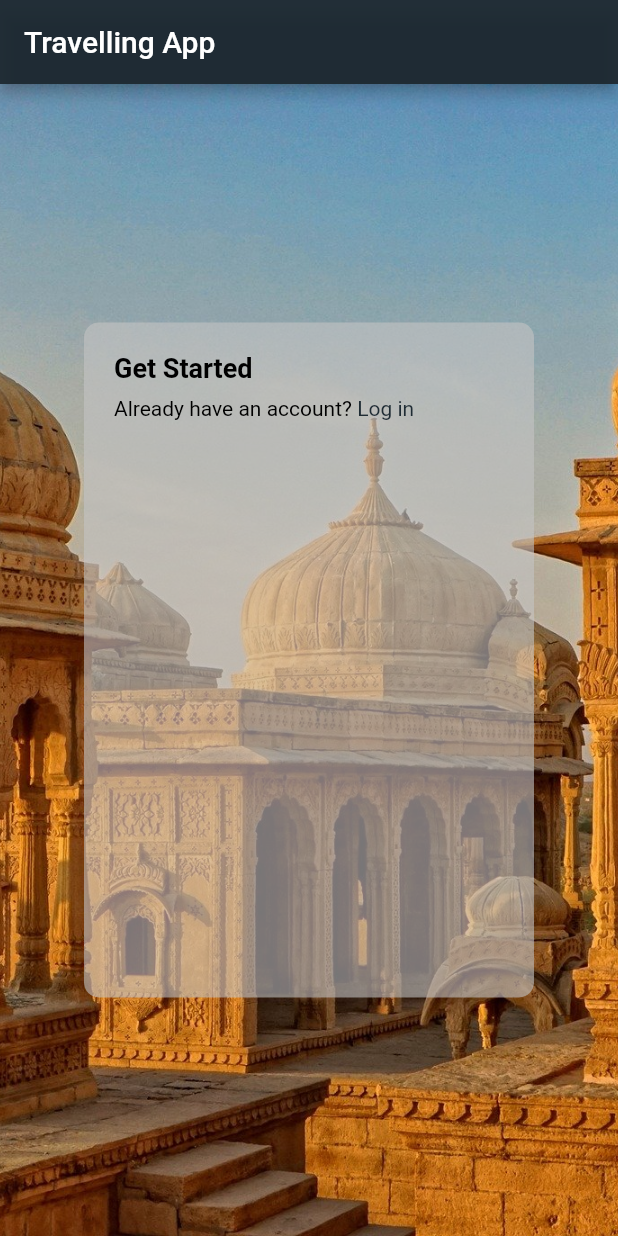
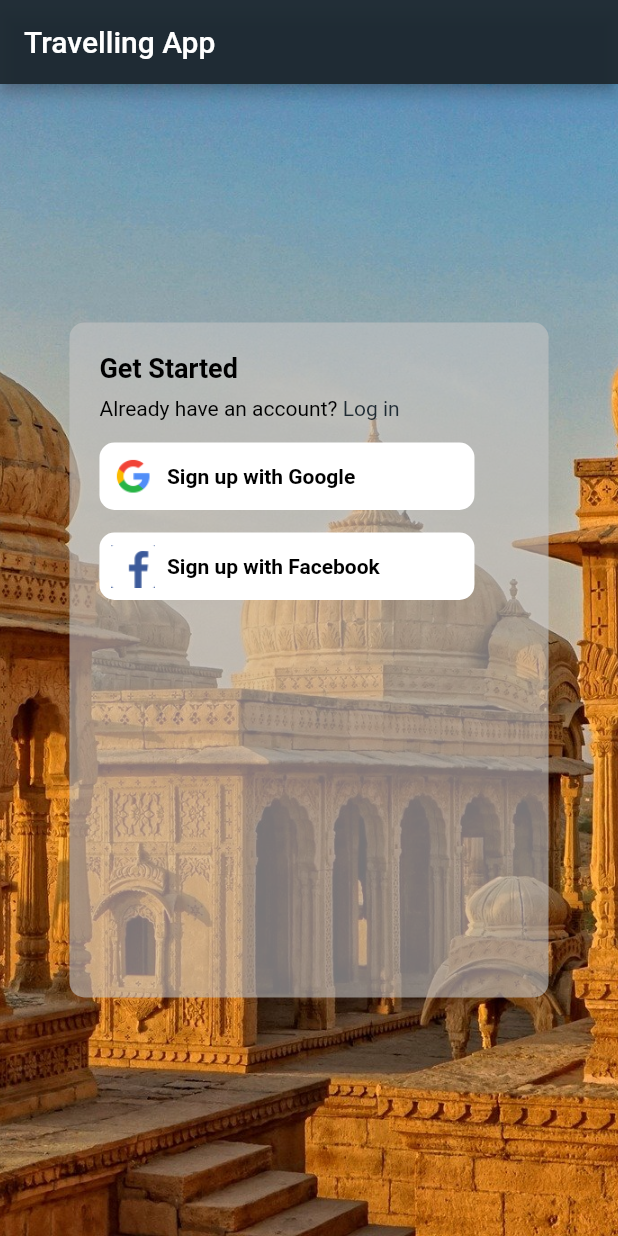
Before and after one commit to Ayush783/travel-app-flutter-1, a Flutter app: the SignUpScreen screen opened directly, on a phone screen of 412 x 824 dp. Run offline on Flutter 3.47's test engine with Material 2 defaults, Android fonts, the phone set to English and light mode, and no system bars.

Commit message:
Google and Facebook sign up options added

```diff
--- a/lib/ui/sign_up_screen.dart
+++ b/lib/ui/sign_up_screen.dart
@@ -24,15 +24,15 @@ class SignUpScreen extends StatelessWidget {
               ),
             ),
             Container(
-              height: double.infinity,
-              width: double.infinity,
+              height: MediaQuery.of(context).size.height,
+              width: MediaQuery.of(context).size.width,
               child: Column(
                 mainAxisAlignment: MainAxisAlignment.center,
                 crossAxisAlignment: CrossAxisAlignment.center,
                 children: [
                   Container(
                     height: 450,
-                    width: 300,
+                    width: MediaQuery.of(context).size.width / 1.29,
                     padding: EdgeInsets.all(20),
                     decoration: BoxDecoration(
                       borderRadius: BorderRadius.circular(10),
@@ -74,6 +74,73 @@ class SignUpScreen extends StatelessWidget {
                                     })
                             ]),
                           ),
+                        ),
+                        Container(
+                          margin: EdgeInsets.only(top: 15),
+                          width: 250,
+                          child: Column(
+                            mainAxisAlignment: MainAxisAlignment.start,
+                            crossAxisAlignment: CrossAxisAlignment.start,
+                            children: [
+                              Container(
+                                height: 45,
+                                decoration: BoxDecoration(
+                                  color: Colors.white,
+                                  borderRadius: BorderRadius.circular(10),
+                                ),
+                                child: Row(
+                                  crossAxisAlignment: CrossAxisAlignment.center,
+                                  children: [
+                                    Container(
+                                      margin: EdgeInsets.all(8),
+                                      child: Image(
+                                          fit: BoxFit.cover,
+                                          image: AssetImage(
+                                              "assets/icons/google.png")),
+                                    ),
+                                    Text(
+                                      "Sign up with Google",
+                                      style: TextStyle(
+                                        color: Colors.black,
+                                        fontSize: 14,
+                                        fontWeight: FontWeight.bold,
+                                      ),
+                                    ),
+                                  ],
+                                ),
+                              ),
+                              SizedBox(
+                                height: 15,
+                              ),
+                              Container(
+                                height: 45,
+                                decoration: BoxDecoration(
+                                  color: Colors.white,
+                                  borderRadius: BorderRadius.circular(10),
+                                ),
+                                child: Row(
+                                  crossAxisAlignment: CrossAxisAlignment.center,
+                                  children: [
+                                    Container(
+                                      margin: EdgeInsets.all(8),
+                                      child: Image(
+                                          fit: BoxFit.cover,
+                                          image: AssetImage(
+                                              "assets/icons/facebook.png")),
+                                    ),
+                                    Text(
+                                      "Sign up with Facebook",
+                                      style: TextStyle(
+                                        color: Colors.black,
+                                        fontSize: 14,
+                                        fontWeight: FontWeight.bold,
+                                      ),
+                                    ),
+                                  ],
+                                ),
+                              )
+                            ],
+                          ),
                         )
                       ],
                     ),
```
Also changed, not shown: assets/icons/facebook.png (added), assets/icons/google.png (added), 1 other file.
